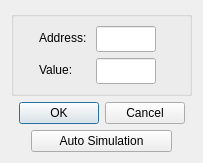
The window that omodsim/dialogs/dialogwriteholdingregister.ui (sanny32/OpenModSim) describes before a commit, drawn with Qt 5.
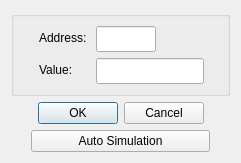
The same window after the commit. Custom widgets are drawn as their Qt base class.

Patch:
```diff
--- a/omodsim/dialogs/dialogwriteholdingregister.ui
+++ b/omodsim/dialogs/dialogwriteholdingregister.ui
@@ -6,7 +6,7 @@
    <rect>
     <x>0</x>
     <y>0</y>
-    <width>203</width>
+    <width>241</width>
     <height>163</height>
    </rect>
   </property>
@@ -73,12 +73,6 @@
           <height>26</height>
          </size>
         </property>
-        <property name="maximumSize">
-         <size>
-          <width>60</width>
-          <height>16777215</height>
-         </size>
-        </property>
        </widget>
       </item>
      </layout>
```
